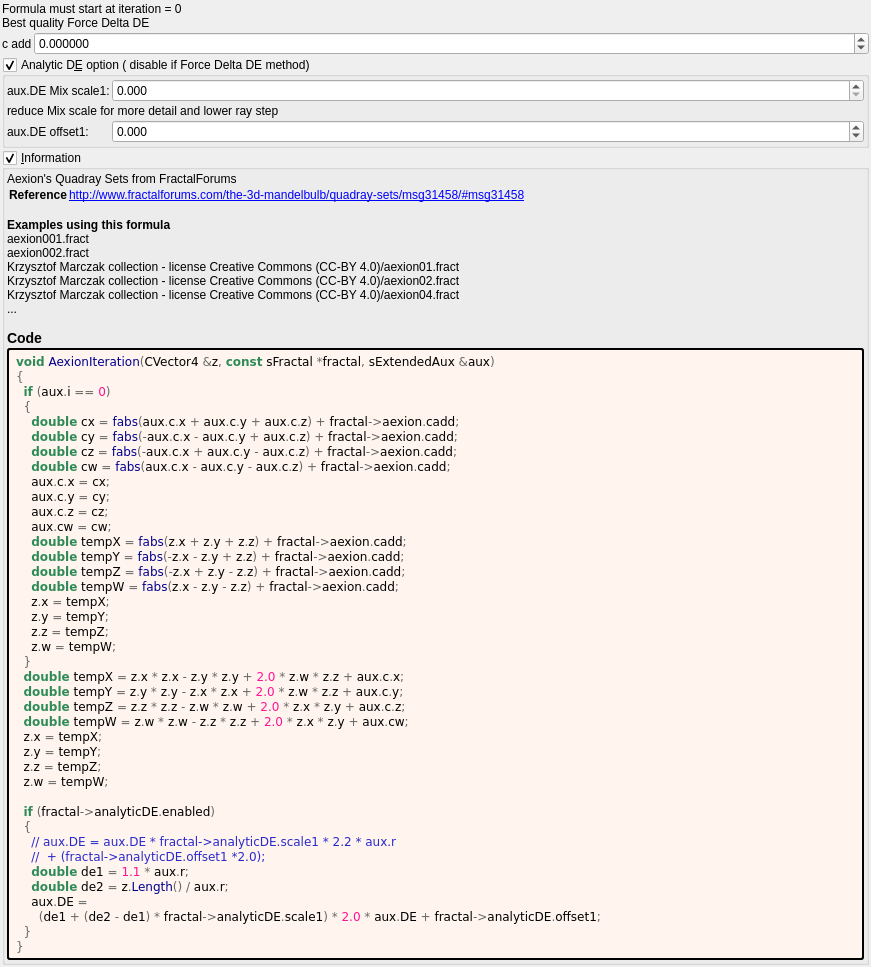
The window that mandelbulber2/formula/ui/aexion.ui (buddhi1980/mandelbulber2) describes before a commit, drawn with Qt 5.
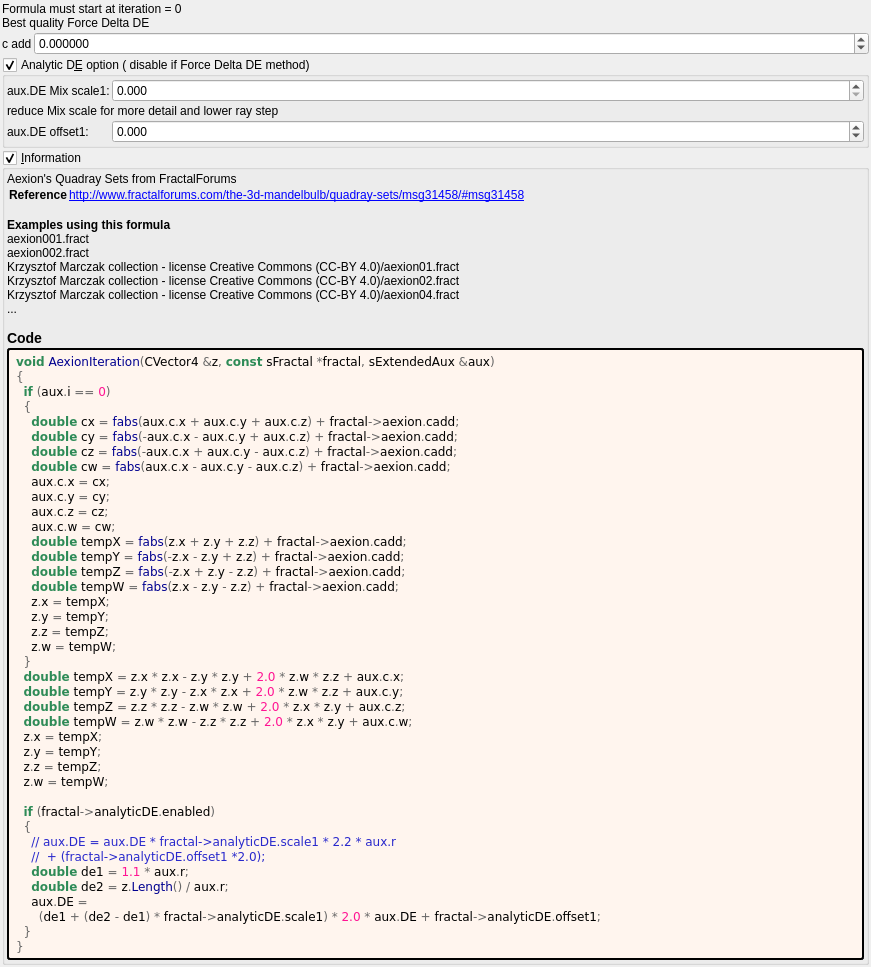
The same window after the commit. Custom widgets are drawn as their Qt base class.

The edit to the form file:
```diff
--- a/mandelbulber2/formula/ui/aexion.ui
+++ b/mandelbulber2/formula/ui/aexion.ui
@@ -258,7 +258,7 @@
     aux&lt;span style=&quot;color:#676767&quot;&gt;.&lt;/span&gt;c&lt;span style=&quot;color:#676767&quot;&gt;.&lt;/span&gt;x &lt;span style=&quot;color:#676767&quot;&gt;=&lt;/span&gt; cx&lt;span style=&quot;color:#676767&quot;&gt;;&lt;/span&gt;
     aux&lt;span style=&quot;color:#676767&quot;&gt;.&lt;/span&gt;c&lt;span style=&quot;color:#676767&quot;&gt;.&lt;/span&gt;y &lt;span style=&quot;color:#676767&quot;&gt;=&lt;/span&gt; cy&lt;span style=&quot;color:#676767&quot;&gt;;&lt;/span&gt;
     aux&lt;span style=&quot;color:#676767&quot;&gt;.&lt;/span&gt;c&lt;span style=&quot;color:#676767&quot;&gt;.&lt;/span&gt;z &lt;span style=&quot;color:#676767&quot;&gt;=&lt;/span&gt; cz&lt;span style=&quot;color:#676767&quot;&gt;;&lt;/span&gt;
-    aux&lt;span style=&quot;color:#676767&quot;&gt;.&lt;/span&gt;cw &lt;span style=&quot;color:#676767&quot;&gt;=&lt;/span&gt; cw&lt;span style=&quot;color:#676767&quot;&gt;;&lt;/span&gt;
+    aux&lt;span style=&quot;color:#676767&quot;&gt;.&lt;/span&gt;c&lt;span style=&quot;color:#676767&quot;&gt;.&lt;/span&gt;w &lt;span style=&quot;color:#676767&quot;&gt;=&lt;/span&gt; cw&lt;span style=&quot;color:#676767&quot;&gt;;&lt;/span&gt;
     &lt;span style=&quot;color:#2e8b57; font-weight:bold&quot;&gt;double&lt;/span&gt; tempX &lt;span style=&quot;color:#676767&quot;&gt;=&lt;/span&gt; &lt;span style=&quot;color:#00008f&quot;&gt;fabs&lt;/span&gt;&lt;span style=&quot;color:#676767&quot;&gt;(&lt;/span&gt;z&lt;span style=&quot;color:#676767&quot;&gt;.&lt;/span&gt;x &lt;span style=&quot;color:#676767&quot;&gt;+&lt;/span&gt; z&lt;span style=&quot;color:#676767&quot;&gt;.&lt;/span&gt;y &lt;span style=&quot;color:#676767&quot;&gt;+&lt;/span&gt; z&lt;span style=&quot;color:#676767&quot;&gt;.&lt;/span&gt;z&lt;span style=&quot;color:#676767&quot;&gt;) +&lt;/span&gt; fractal&lt;span style=&quot;color:#676767&quot;&gt;-&amp;gt;&lt;/span&gt;aexion&lt;span style=&quot;color:#676767&quot;&gt;.&lt;/span&gt;cadd&lt;span style=&quot;color:#676767&quot;&gt;;&lt;/span&gt;
     &lt;span style=&quot;color:#2e8b57; font-weight:bold&quot;&gt;double&lt;/span&gt; tempY &lt;span style=&quot;color:#676767&quot;&gt;=&lt;/span&gt; &lt;span style=&quot;color:#00008f&quot;&gt;fabs&lt;/span&gt;&lt;span style=&quot;color:#676767&quot;&gt;(-&lt;/span&gt;z&lt;span style=&quot;color:#676767&quot;&gt;.&lt;/span&gt;x &lt;span style=&quot;color:#676767&quot;&gt;-&lt;/span&gt; z&lt;span style=&quot;color:#676767&quot;&gt;.&lt;/span&gt;y &lt;span style=&quot;color:#676767&quot;&gt;+&lt;/span&gt; z&lt;span style=&quot;color:#676767&quot;&gt;.&lt;/span&gt;z&lt;span style=&quot;color:#676767&quot;&gt;) +&lt;/span&gt; fractal&lt;span style=&quot;color:#676767&quot;&gt;-&amp;gt;&lt;/span&gt;aexion&lt;span style=&quot;color:#676767&quot;&gt;.&lt;/span&gt;cadd&lt;span style=&quot;color:#676767&quot;&gt;;&lt;/span&gt;
     &lt;span style=&quot;color:#2e8b57; font-weight:bold&quot;&gt;double&lt;/span&gt; tempZ &lt;span style=&quot;color:#676767&quot;&gt;=&lt;/span&gt; &lt;span style=&quot;color:#00008f&quot;&gt;fabs&lt;/span&gt;&lt;span style=&quot;color:#676767&quot;&gt;(-&lt;/span&gt;z&lt;span style=&quot;color:#676767&quot;&gt;.&lt;/span&gt;x &lt;span style=&quot;color:#676767&quot;&gt;+&lt;/span&gt; z&lt;span style=&quot;color:#676767&quot;&gt;.&lt;/span&gt;y &lt;span style=&quot;color:#676767&quot;&gt;-&lt;/span&gt; z&lt;span style=&quot;color:#676767&quot;&gt;.&lt;/span&gt;z&lt;span style=&quot;color:#676767&quot;&gt;) +&lt;/span&gt; fractal&lt;span style=&quot;color:#676767&quot;&gt;-&amp;gt;&lt;/span&gt;aexion&lt;span style=&quot;color:#676767&quot;&gt;.&lt;/span&gt;cadd&lt;span style=&quot;color:#676767&quot;&gt;;&lt;/span&gt;
@@ -271,7 +271,7 @@
   &lt;span style=&quot;color:#2e8b57; font-weight:bold&quot;&gt;double&lt;/span&gt; tempX &lt;span style=&quot;color:#676767&quot;&gt;=&lt;/span&gt; z&lt;span style=&quot;color:#676767&quot;&gt;.&lt;/span&gt;x &lt;span style=&quot;color:#676767&quot;&gt;*&lt;/span&gt; z&lt;span style=&quot;color:#676767&quot;&gt;.&lt;/span&gt;x &lt;span style=&quot;color:#676767&quot;&gt;-&lt;/span&gt; z&lt;span style=&quot;color:#676767&quot;&gt;.&lt;/span&gt;y &lt;span style=&quot;color:#676767&quot;&gt;*&lt;/span&gt; z&lt;span style=&quot;color:#676767&quot;&gt;.&lt;/span&gt;y &lt;span style=&quot;color:#676767&quot;&gt;+&lt;/span&gt; &lt;span style=&quot;color:#ff1493&quot;&gt;2.0&lt;/span&gt; &lt;span style=&quot;color:#676767&quot;&gt;*&lt;/span&gt; z&lt;span style=&quot;color:#676767&quot;&gt;.&lt;/span&gt;w &lt;span style=&quot;color:#676767&quot;&gt;*&lt;/span&gt; z&lt;span style=&quot;color:#676767&quot;&gt;.&lt;/span&gt;z &lt;span style=&quot;color:#676767&quot;&gt;+&lt;/span&gt; aux&lt;span style=&quot;color:#676767&quot;&gt;.&lt;/span&gt;c&lt;span style=&quot;color:#676767&quot;&gt;.&lt;/span&gt;x&lt;span style=&quot;color:#676767&quot;&gt;;&lt;/span&gt;
   &lt;span style=&quot;color:#2e8b57; font-weight:bold&quot;&gt;double&lt;/span&gt; tempY &lt;span style=&quot;color:#676767&quot;&gt;=&lt;/span&gt; z&lt;span style=&quot;color:#676767&quot;&gt;.&lt;/span&gt;y &lt;span style=&quot;color:#676767&quot;&gt;*&lt;/span&gt; z&lt;span style=&quot;color:#676767&quot;&gt;.&lt;/span&gt;y &lt;span style=&quot;color:#676767&quot;&gt;-&lt;/span&gt; z&lt;span style=&quot;color:#676767&quot;&gt;.&lt;/span&gt;x &lt;span style=&quot;color:#676767&quot;&gt;*&lt;/span&gt; z&lt;span style=&quot;color:#676767&quot;&gt;.&lt;/span&gt;x &lt;span style=&quot;color:#676767&quot;&gt;+&lt;/span&gt; &lt;span style=&quot;color:#ff1493&quot;&gt;2.0&lt;/span&gt; &lt;span style=&quot;color:#676767&quot;&gt;*&lt;/span&gt; z&lt;span style=&quot;color:#676767&quot;&gt;.&lt;/span&gt;w &lt;span style=&quot;color:#676767&quot;&gt;*&lt;/span&gt; z&lt;span style=&quot;color:#676767&quot;&gt;.&lt;/span&gt;z &lt;span style=&quot;color:#676767&quot;&gt;+&lt;/span&gt; aux&lt;span style=&quot;color:#676767&quot;&gt;.&lt;/span&gt;c&lt;span style=&quot;color:#676767&quot;&gt;.&lt;/span&gt;y&lt;span style=&quot;color:#676767&quot;&gt;;&lt;/span&gt;
   &lt;span style=&quot;color:#2e8b57; font-weight:bold&quot;&gt;double&lt;/span&gt; tempZ &lt;span style=&quot;color:#676767&quot;&gt;=&lt;/span&gt; z&lt;span style=&quot;color:#676767&quot;&gt;.&lt;/span&gt;z &lt;span style=&quot;color:#676767&quot;&gt;*&lt;/span&gt; z&lt;span style=&quot;color:#676767&quot;&gt;.&lt;/span&gt;z &lt;span style=&quot;color:#676767&quot;&gt;-&lt;/span&gt; z&lt;span style=&quot;color:#676767&quot;&gt;.&lt;/span&gt;w &lt;span style=&quot;color:#676767&quot;&gt;*&lt;/span&gt; z&lt;span style=&quot;color:#676767&quot;&gt;.&lt;/span&gt;w &lt;span style=&quot;color:#676767&quot;&gt;+&lt;/span&gt; &lt;span style=&quot;color:#ff1493&quot;&gt;2.0&lt;/span&gt; &lt;span style=&quot;color:#676767&quot;&gt;*&lt;/span&gt; z&lt;span style=&quot;color:#676767&quot;&gt;.&lt;/span&gt;x &lt;span style=&quot;color:#676767&quot;&gt;*&lt;/span&gt; z&lt;span style=&quot;color:#676767&quot;&gt;.&lt;/span&gt;y &lt;span style=&quot;color:#676767&quot;&gt;+&lt;/span&gt; aux&lt;span style=&quot;color:#676767&quot;&gt;.&lt;/span&gt;c&lt;span style=&quot;color:#676767&quot;&gt;.&lt;/span&gt;z&lt;span style=&quot;color:#676767&quot;&gt;;&lt;/span&gt;
-  &lt;span style=&quot;color:#2e8b57; font-weight:bold&quot;&gt;double&lt;/span&gt; tempW &lt;span style=&quot;color:#676767&quot;&gt;=&lt;/span&gt; z&lt;span style=&quot;color:#676767&quot;&gt;.&lt;/span&gt;w &lt;span style=&quot;color:#676767&quot;&gt;*&lt;/span&gt; z&lt;span style=&quot;color:#676767&quot;&gt;.&lt;/span&gt;w &lt;span style=&quot;color:#676767&quot;&gt;-&lt;/span&gt; z&lt;span style=&quot;color:#676767&quot;&gt;.&lt;/span&gt;z &lt;span style=&quot;color:#676767&quot;&gt;*&lt;/span&gt; z&lt;span style=&quot;color:#676767&quot;&gt;.&lt;/span&gt;z &lt;span style=&quot;color:#676767&quot;&gt;+&lt;/span&gt; &lt;span style=&quot;color:#ff1493&quot;&gt;2.0&lt;/span&gt; &lt;span style=&quot;color:#676767&quot;&gt;*&lt;/span&gt; z&lt;span style=&quot;color:#676767&quot;&gt;.&lt;/span&gt;x &lt;span style=&quot;color:#676767&quot;&gt;*&lt;/span&gt; z&lt;span style=&quot;color:#676767&quot;&gt;.&lt;/span&gt;y &lt;span style=&quot;color:#676767&quot;&gt;+&lt;/span&gt; aux&lt;span style=&quot;color:#676767&quot;&gt;.&lt;/span&gt;cw&lt;span style=&quot;color:#676767&quot;&gt;;&lt;/span&gt;
+  &lt;span style=&quot;color:#2e8b57; font-weight:bold&quot;&gt;double&lt;/span&gt; tempW &lt;span style=&quot;color:#676767&quot;&gt;=&lt;/span&gt; z&lt;span style=&quot;color:#676767&quot;&gt;.&lt;/span&gt;w &lt;span style=&quot;color:#676767&quot;&gt;*&lt;/span&gt; z&lt;span style=&quot;color:#676767&quot;&gt;.&lt;/span&gt;w &lt;span style=&quot;color:#676767&quot;&gt;-&lt;/span&gt; z&lt;span style=&quot;color:#676767&quot;&gt;.&lt;/span&gt;z &lt;span style=&quot;color:#676767&quot;&gt;*&lt;/span&gt; z&lt;span style=&quot;color:#676767&quot;&gt;.&lt;/span&gt;z &lt;span style=&quot;color:#676767&quot;&gt;+&lt;/span&gt; &lt;span style=&quot;color:#ff1493&quot;&gt;2.0&lt;/span&gt; &lt;span style=&quot;color:#676767&quot;&gt;*&lt;/span&gt; z&lt;span style=&quot;color:#676767&quot;&gt;.&lt;/span&gt;x &lt;span style=&quot;color:#676767&quot;&gt;*&lt;/span&gt; z&lt;span style=&quot;color:#676767&quot;&gt;.&lt;/span&gt;y &lt;span style=&quot;color:#676767&quot;&gt;+&lt;/span&gt; aux&lt;span style=&quot;color:#676767&quot;&gt;.&lt;/span&gt;c&lt;span style=&quot;color:#676767&quot;&gt;.&lt;/span&gt;w&lt;span style=&quot;color:#676767&quot;&gt;;&lt;/span&gt;
   z&lt;span style=&quot;color:#676767&quot;&gt;.&lt;/span&gt;x &lt;span style=&quot;color:#676767&quot;&gt;=&lt;/span&gt; tempX&lt;span style=&quot;color:#676767&quot;&gt;;&lt;/span&gt;
   z&lt;span style=&quot;color:#676767&quot;&gt;.&lt;/span&gt;y &lt;span style=&quot;color:#676767&quot;&gt;=&lt;/span&gt; tempY&lt;span style=&quot;color:#676767&quot;&gt;;&lt;/span&gt;
   z&lt;span style=&quot;color:#676767&quot;&gt;.&lt;/span&gt;z &lt;span style=&quot;color:#676767&quot;&gt;=&lt;/span&gt; tempZ&lt;span style=&quot;color:#676767&quot;&gt;;&lt;/span&gt;
```
